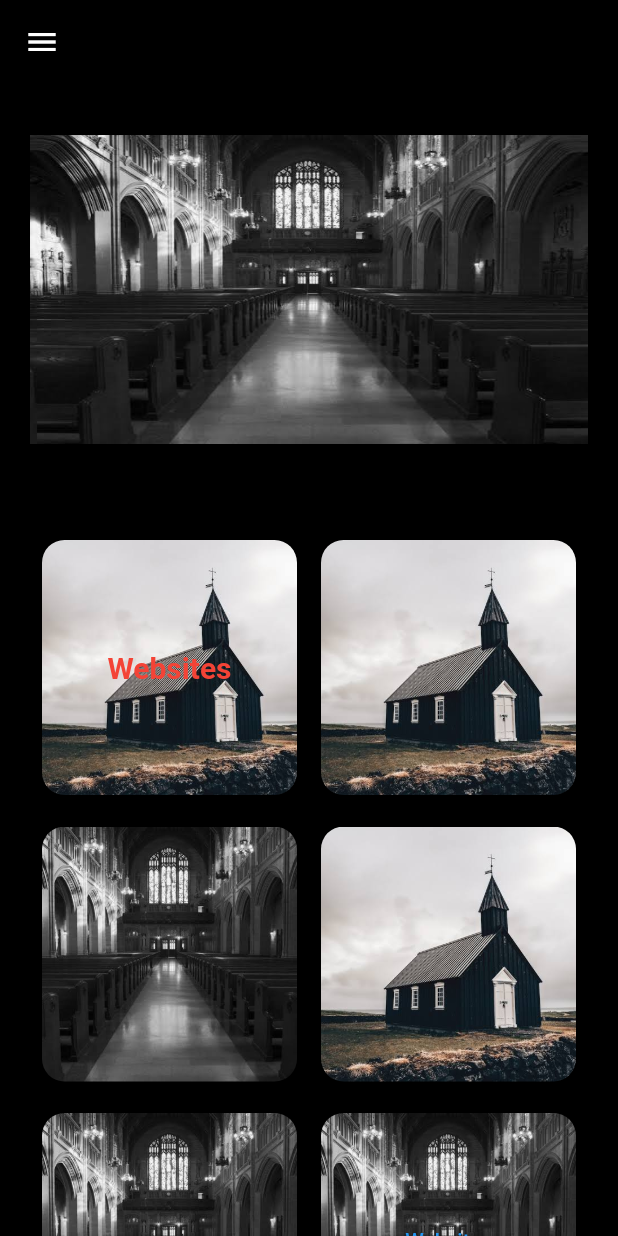
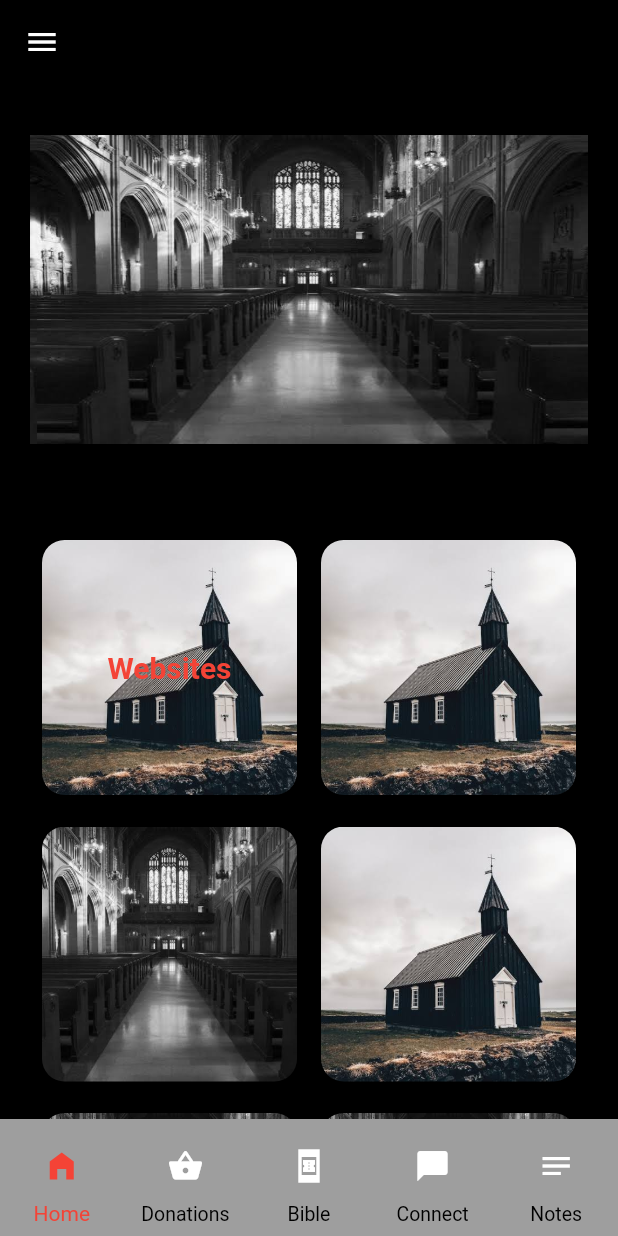
Before and after one commit to Temilayo1/fam-church, a Flutter app: the MyHomePage screen opened directly, on a phone screen of 412 x 824 dp. Run offline on Flutter 3.47's test engine with Material 2 defaults, Android fonts, the light colour scheme and no system bars; our stand-ins replace flutter_slidable, flutter_spinkit.

Commit message:
Notes Screen
Notes Screen

```diff
--- /dev/null
+++ b/lib/components/bottom_nav_bar.dart
@@ -0,0 +1,82 @@
+import 'package:fam_church/screens/home_page.dart';
+import 'package:fam_church/screens/notes/notes.dart';
+import 'package:flutter/material.dart';
+
+class BottomNavBar extends StatefulWidget {
+  const BottomNavBar({
+    Key? key,
+  }) : super(key: key);
+
+  @override
+  State<BottomNavBar> createState() => _BottomNavBarState();
+}
+
+class _BottomNavBarState extends State<BottomNavBar> {
+  int _currentIndex = 0;
+  final List<Widget> _children = [];
+  void onTappedBar(int index) {
+    setState(() {
+      _currentIndex = index;
+    });
+  }
+
+  @override
+  Widget build(BuildContext context) {
+    return BottomNavigationBar(
+      elevation: 5.0,
+      unselectedItemColor: Colors.black,
+      showSelectedLabels: true,
+      type: BottomNavigationBarType.fixed,
+      selectedItemColor: Colors.red,
+      unselectedLabelStyle: TextStyle(color: Colors.black, fontSize: 13),
+      currentIndex: _currentIndex,
+      onTap: (int index) => setState(() => _currentIndex = index),
+      backgroundColor: Colors.grey,
+      items: [
+        BottomNavigationBarItem(
+            icon: IconButton(
+                onPressed: () {
+                  Navigator.push(
+                    context,
+                    MaterialPageRoute(
+                      builder: (context) => MyHomePage(
+                        title: '',
+                      ),
+                    ),
+                  );
+                },
+                icon: Icon(Icons.home_filled)),
+            label: "Home"),
+        BottomNavigationBarItem(
+            icon: IconButton(
+                onPressed: () {},
+                icon: Icon(Icons.shopping_basket, color: Colors.white)),
+            label: "Donations"),
+        BottomNavigationBarItem(
+            icon: IconButton(
+                onPressed: () {},
+                icon: Icon(Icons.book_online_sharp, color: Colors.white)),
+            label: "Bible"),
+        BottomNavigationBarItem(
+            icon: IconButton(
+                onPressed: () {},
+                icon: Icon(Icons.chat_bubble, color: Colors.white)),
+            label: "Connect"),
+        BottomNavigationBarItem(
+            icon: IconButton(
+                onPressed: () {
+                  Navigator.push(
+                    context,
+                    MaterialPageRoute(
+                      builder: (context) => Notes(),
+                    ),
+                  );
+                },
+                icon: Icon(Icons.notes, color: Colors.white)),
+            label: "Notes"),
+
+        // BottomNavigationBarItem(icon: Icon(Icons.home_filled), label: "Home"),
+      ],
+    );
+  }
+}
--- a/lib/main.dart
+++ b/lib/main.dart
@@ -1,5 +1,6 @@
 import 'package:fam_church/screens/home_page.dart';
 import 'package:fam_church/screens/loading_screen.dart';
+import 'package:fam_church/screens/notes/notes.dart';
 import 'package:flutter/material.dart';
 
 void main() {
@@ -17,7 +18,7 @@ class MyApp extends StatelessWidget {
       //     //  scaffoldBackgroundColor: Colors.red,
       //     // primarySwatch: Colors.white,
       //     ),
-      home: LoadingScreen(),
+      home: Notes(),
     );
   }
 }
--- a/lib/screens/home_page.dart
+++ b/lib/screens/home_page.dart
@@ -1,3 +1,4 @@
+import 'package:fam_church/components/bottom_nav_bar.dart';
 import 'package:fam_church/components/navigation_drawer.dart';
 import 'package:flutter/material.dart';
 
@@ -26,9 +27,11 @@ class _MyHomePageState extends State<MyHomePage> {
         elevation: 0,
       ),
       drawer: NaviationDrawer(),
+      bottomNavigationBar: BottomNavBar(),
       body: SingleChildScrollView(
         child: Padding(
           padding: const EdgeInsets.all(20.0),
+          child: SingleChildScrollView(
             child: Container(
               child: SingleChildScrollView(
                 child: Column(
@@ -171,6 +174,7 @@ class _MyHomePageState extends State<MyHomePage> {
             ),
           ),
         ),
+      ),
     );
   }
 }
```
Also changed, not shown: lib/screens/notes/add_list.dart (added, +123 -0 lines), lib/screens/notes/notes.dart (added, +82 -0 lines). Lines whose indentation alone changed are shown as unchanged.
